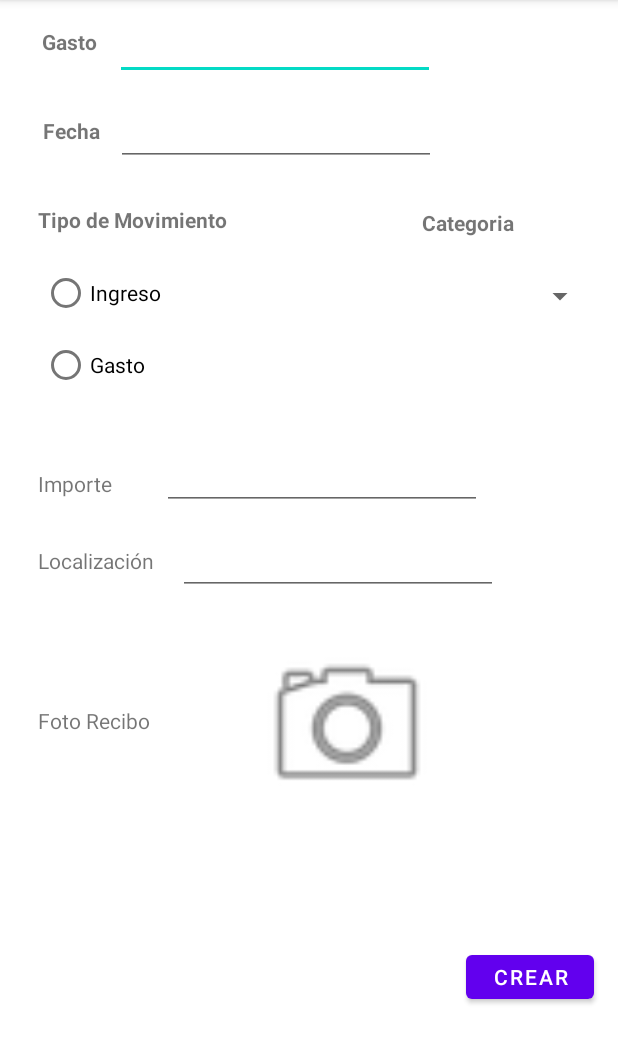
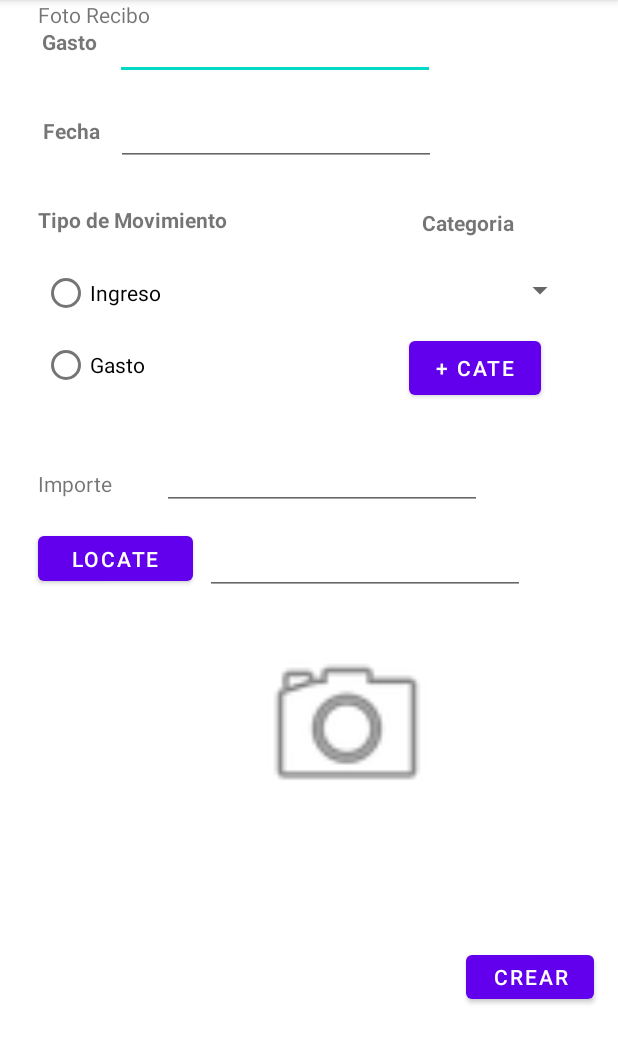
Before and after one commit to vicentjordi/MyWonderfulMoneyControl, an Android app: the activity_Movimiento screen opened directly, with no data from a screen before it, on a phone screen of 412 x 824 dp, the part 84-1148 px from its top. Run offline under Robolectric (Android 15) with nearby library versions, the phone set to English and light mode, and no system bars.

```diff
--- a/app/build.gradle
+++ b/app/build.gradle
@@ -42,6 +42,8 @@ dependencies {
     implementation 'androidx.appcompat:appcompat:1.5.1'
     implementation 'com.google.android.material:material:1.7.0'
     implementation 'androidx.constraintlayout:constraintlayout:2.1.4'
+    implementation 'com.google.android.gms:play-services-maps:18.1.0'
+    implementation 'com.google.android.gms:play-services-location:21.0.1'
     testImplementation 'junit:junit:4.13.2'
     androidTestImplementation 'androidx.test.ext:junit:1.1.4'
     androidTestImplementation 'androidx.test.espresso:espresso-core:3.5.0'
--- a/app/src/main/AndroidManifest.xml
+++ b/app/src/main/AndroidManifest.xml
@@ -34,4 +34,7 @@
         </activity>
     </application>
 
+    <uses-permission-sdk-23 android:name="android.permission.ACCESS_COARSE_LOCATION"/>
+    <uses-permission-sdk-23 android:name="android.permission.ACCESS_FINE_LOCATION"/>
+    <uses-permission-sdk-23 android:name="android.permission.CAMERA"/>
 </manifest>
--- a/app/src/main/java/edu/jordivicent/mywonderfulmoneycontrol/activity_Movimiento.kt
+++ b/app/src/main/java/edu/jordivicent/mywonderfulmoneycontrol/activity_Movimiento.kt
@@ -2,10 +2,19 @@ package edu.jordivicent.mywonderfulmoneycontrol
 
 import androidx.appcompat.app.AppCompatActivity
 import android.os.Bundle
+import android.widget.Button
+import edu.jordivicent.mywonderfulmoneycontrol.Utils.miSQLiteHelper
 
 class activity_Movimiento : AppCompatActivity() {
+    lateinit var moneyControlDB: miSQLiteHelper
+
     override fun onCreate(savedInstanceState: Bundle?) {
         super.onCreate(savedInstanceState)
         setContentView(R.layout.activity_movimiento)
+
+        moneyControlDB = miSQLiteHelper(this)
+
+        var crear = findViewById(R.id.btnCrear) as Button
+
     }
 }
--- a/app/src/main/java/edu/jordivicent/mywonderfulmoneycontrol/model/Categoria.kt
+++ /dev/null
@@ -1,5 +0,0 @@
-package edu.jordivicent.mywonderfulmoneycontrol.model
-
-class Categoria (
-    val categoria: String ){
-}
--- a/app/src/main/res/layout/activity_movimiento.xml
+++ b/app/src/main/res/layout/activity_movimiento.xml
@@ -107,8 +107,8 @@
 
     <Spinner
         android:id="@+id/spCategoria"
-        android:layout_width="157dp"
-        android:layout_height="48dp"
+        android:layout_width="130dp"
+        android:layout_height="40dp"
         android:layout_marginStart="125dp"
         android:layout_marginTop="15dp"
         android:layout_marginEnd="28dp"
@@ -141,27 +141,17 @@
         app:layout_constraintTop_toBottomOf="@+id/radioGroup"
         tools:ignore="TouchTargetSizeCheck,SpeakableTextPresentCheck" />
 
-    <TextView
-        android:id="@+id/tvLocate"
-        android:layout_width="wrap_content"
-        android:layout_height="wrap_content"
-        android:layout_marginStart="25dp"
-        android:layout_marginTop="32dp"
-        android:text="@string/tvLocalizacion"
-        app:layout_constraintStart_toStartOf="parent"
-        app:layout_constraintTop_toBottomOf="@+id/tvImporte" />
-
     <EditText
         android:id="@+id/ptLocate"
         android:layout_width="wrap_content"
         android:layout_height="wrap_content"
-        android:layout_marginStart="26dp"
+        android:layout_marginStart="35dp"
         android:layout_marginTop="11dp"
         android:layout_marginEnd="90dp"
         android:ems="10"
         android:inputType="textPersonName"
         app:layout_constraintEnd_toEndOf="parent"
-        app:layout_constraintStart_toEndOf="@+id/tvLocate"
+        app:layout_constraintStart_toEndOf="@+id/btLocate"
         app:layout_constraintTop_toBottomOf="@+id/ptImporte"
         tools:ignore="TouchTargetSizeCheck,SpeakableTextPresentCheck" />
 
@@ -170,10 +160,9 @@
         android:layout_width="wrap_content"
         android:layout_height="wrap_content"
         android:layout_marginStart="25dp"
-        android:layout_marginTop="87dp"
         android:text="@string/tvFoto"
         app:layout_constraintStart_toStartOf="parent"
-        app:layout_constraintTop_toBottomOf="@+id/tvLocate" />
+        tools:layout_editor_absoluteY="469dp" />
 
     <ImageView
         android:id="@+id/btnPhoto"
@@ -202,4 +191,26 @@
         app:layout_constraintTop_toBottomOf="@+id/ptLocate"
         tools:ignore="TouchTargetSizeCheck" />
 
+    <Button
+        android:id="@+id/btLocate"
+        android:layout_width="103dp"
+        android:layout_height="42dp"
+        android:layout_marginStart="25dp"
+        android:layout_marginTop="19dp"
+        android:text="@string/tvLocalizacion"
+        app:layout_constraintStart_toStartOf="parent"
+        app:layout_constraintTop_toBottomOf="@+id/tvImporte" />
+
+    <Button
+        android:id="@+id/btAddCate"
+        android:layout_width="wrap_content"
+        android:layout_height="wrap_content"
+        android:layout_marginStart="141dp"
+        android:layout_marginTop="8dp"
+        android:layout_marginEnd="48dp"
+        android:text="@string/btCate"
+        app:layout_constraintEnd_toEndOf="parent"
+        app:layout_constraintStart_toEndOf="@+id/radioGroup"
+        app:layout_constraintTop_toBottomOf="@+id/spCategoria" />
+
 </androidx.constraintlayout.widget.ConstraintLayout>
--- a/app/src/main/res/values/strings.xml
+++ b/app/src/main/res/values/strings.xml
@@ -7,11 +7,12 @@
     <string name="tvGasto">Gasto</string>
     <string name="tvFecha">Fecha</string>
     <string name="tvCategoria">Categoria</string>
+    <string name="btCate">+ Cate</string>
     <string name="tvTipo">Tipo de Movimiento</string>
     <string name="rbIngreso">Ingreso</string>
     <string name="rbGasto">Gasto</string>
     <string name="tvImporte">Importe</string>
-    <string name="tvLocalizacion">Localización</string>
+    <string name="tvLocalizacion">Locate</string>
     <string name="tvFoto">Foto Recibo</string>
     <string name="btnCrear">Crear</string>
 </resources>
```
Also changed, not shown: app/src/main/java/edu/jordivicent/mywonderfulmoneycontrol/MainActivity.kt (+29 -1 lines), app/src/main/java/edu/jordivicent/mywonderfulmoneycontrol/Utils/miSQLiteHelper.kt (added, +38 -0 lines), app/src/main/java/edu/jordivicent/mywonderfulmoneycontrol/model/Movimiento.kt (deleted, +0 -10 lines), app/src/main/res/layout/activity_main.xml (+8 -8 lines).
